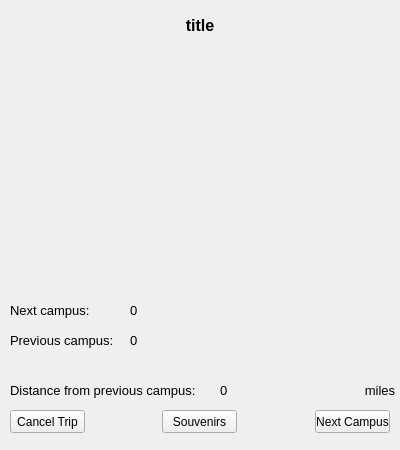
This is CollegeTouring/initialfromuciform.ui in Ykhan799/CollegeTouringS21 as Qt 5 draws it before an edit. The edited form follows.
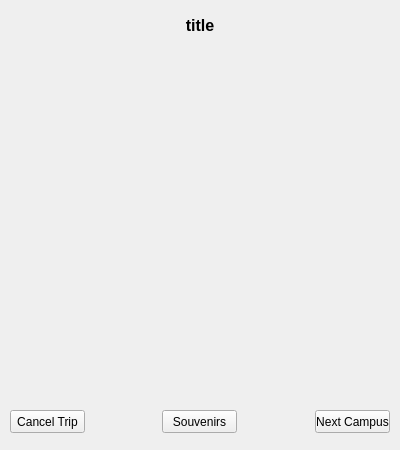
This is the edited form. The open tabs and pages were chosen to show the change.

Diff of the .ui file:
```diff
--- a/CollegeTouring/initialfromuciform.ui
+++ b/CollegeTouring/initialfromuciform.ui
@@ -196,7 +196,7 @@
       </font>
      </property>
      <property name="text">
-      <string>0</string>
+      <string/>
      </property>
      <property name="alignment">
       <set>Qt::AlignLeading|Qt::AlignLeft|Qt::AlignVCenter</set>
@@ -244,7 +244,7 @@
       </font>
      </property>
      <property name="text">
-      <string>0</string>
+      <string/>
      </property>
      <property name="alignment">
       <set>Qt::AlignLeading|Qt::AlignLeft|Qt::AlignVCenter</set>
@@ -268,7 +268,7 @@
       </font>
      </property>
      <property name="text">
-      <string>0</string>
+      <string/>
      </property>
      <property name="alignment">
       <set>Qt::AlignLeading|Qt::AlignLeft|Qt::AlignVCenter</set>
@@ -292,7 +292,7 @@
       </font>
      </property>
      <property name="text">
-      <string>Next campus:</string>
+      <string/>
      </property>
      <property name="alignment">
       <set>Qt::AlignLeading|Qt::AlignLeft|Qt::AlignVCenter</set>
@@ -316,7 +316,7 @@
       </font>
      </property>
      <property name="text">
-      <string>Distance from previous campus:</string>
+      <string/>
      </property>
      <property name="alignment">
       <set>Qt::AlignLeading|Qt::AlignLeft|Qt::AlignVCenter</set>
@@ -340,7 +340,7 @@
       </font>
      </property>
      <property name="text">
-      <string>Previous campus:</string>
+      <string/>
      </property>
      <property name="alignment">
       <set>Qt::AlignLeading|Qt::AlignLeft|Qt::AlignVCenter</set>
@@ -364,7 +364,7 @@
       </font>
      </property>
      <property name="text">
-      <string>miles</string>
+      <string/>
      </property>
      <property name="alignment">
       <set>Qt::AlignCenter</set>
```
